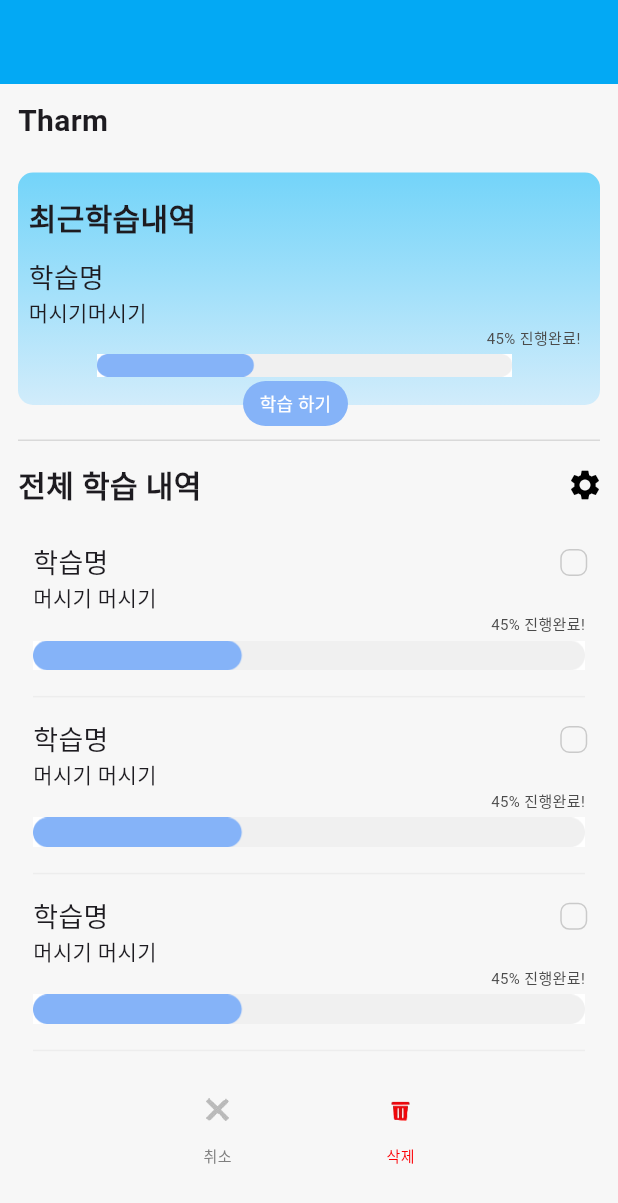
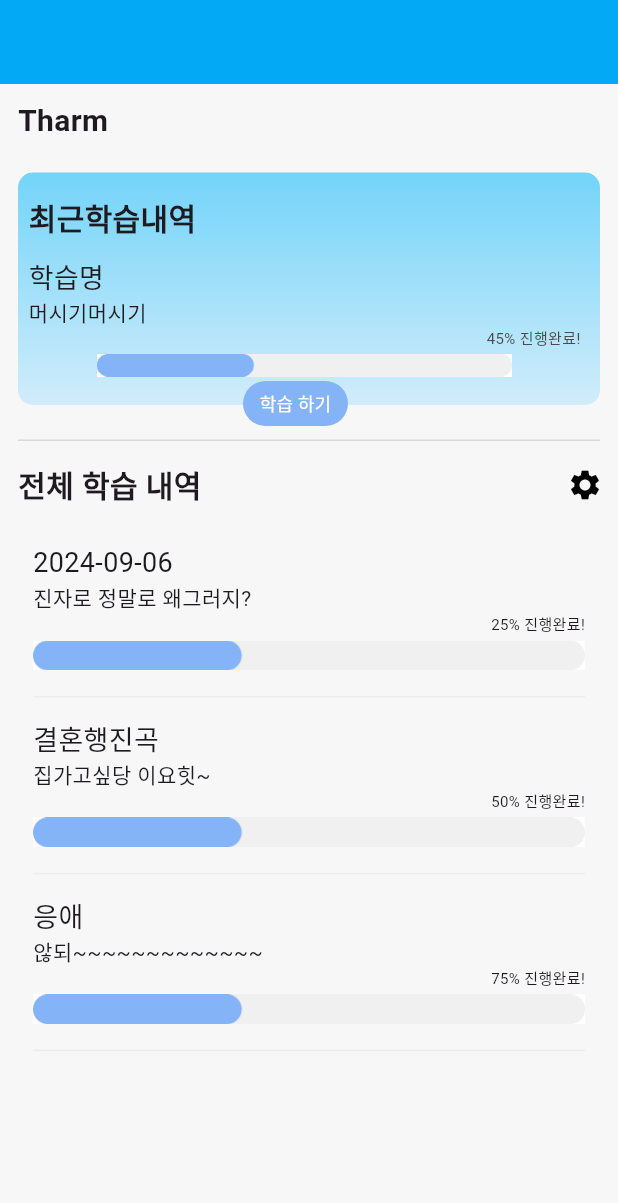
Before and after one commit to Tharm-project/tharm_front, a Flutter app: the screen it shows after launch, on a phone screen of 412 x 824 dp. Shown: the top 1203 px of the screen. Run offline on Flutter 3.47's test engine with Material 3 defaults, Android fonts, the phone set to English and light mode, and no system bars; our stand-ins replace easy_rich_text, firebase_core, get; accounts and stored records are empty.

Commit message:
데이터 값 연결

```diff
--- a/lib/controller/buttonController.dart
+++ b/lib/controller/buttonController.dart
@@ -1,8 +1,8 @@
 import 'package:get/get.dart';
 
-// 애 왜 아무런 기능이 없는데 연결되어 있지?
+// 설정 버튼 클릭 시 체크박스 보이게 해주는 애
 class ButtonController extends GetxController {
-  var isButtonVisible = true.obs;
+  var isButtonVisible = false.obs;
   // var isButtonVisible = false.obs;
   void toggleButtonVisibility() {
     isButtonVisible.value = !isButtonVisible.value;
--- a/lib/scrollview.test.dart
+++ b/lib/scrollview.test.dart
@@ -142,11 +142,11 @@ class LearningScreen extends StatelessWidget {
                       ],
                     ),
                   ),
-                  Learninghistory(),
-                  Learninghistory(),
-                  Learninghistory(),
-                  Learninghistory(),
-                  Learninghistory(),
+                  const Learninghistory(index: 0),
+                  const Learninghistory(index: 1),
+                  const Learninghistory(index: 2),
+                  // const Learninghistory(),
+                  // const Learninghistory(),
                   SizedBox(
                     width: 170,
                     child: Row(
--- a/lib/widgets/learninghistory.dart
+++ b/lib/widgets/learninghistory.dart
@@ -2,6 +2,29 @@ import 'package:flutter/material.dart';
 import 'package:get/get.dart';
 import 'package:tharmproject/controller/buttonController.dart';
 import 'package:tharmproject/controller/checkboxcheckboxController.dart';
+
+class DataController extends GetxController {
+  var itemList = [
+    {
+      "name": "2024-09-06",
+      "summery": "진자로 정말로 왜그러지?",
+      "status": 10,
+      "progress": "25% 진행완료!",
+    },
+    {
+      "name": "결혼행진곡",
+      "summery": "집가고싶당 이요힛~",
+      "status": 10,
+      "progress": "50% 진행완료!",
+    },
+    {
+      "name": "응애",
+      "summery": "않되~~~~~~~~~~~~~",
+      "status": 10,
+      "progress": "75% 진행완료!",
+    },
+  ].obs;
+}
 
 class Learninghistory extends StatelessWidget {
   final int index; // index 값을 추가
@@ -13,34 +36,37 @@ class Learninghistory extends StatelessWidget {
   Widget build(BuildContext context) {
     final ButtonController buttoncontroller = Get.put(ButtonController());
     final CheckboxController checkcontroller = Get.put(CheckboxController());
+    final DataController datacontroller = Get.put(DataController());
 
     return Container(
-      padding: EdgeInsets.fromLTRB(10, 0, 10, 0),
+      padding: const EdgeInsets.fromLTRB(10, 0, 10, 0),
       child: Column(
         children: [
           Row(
             mainAxisAlignment: MainAxisAlignment.spaceBetween,
             children: [
-              const Text(
-                '학습명',
-                style: TextStyle(
-                  fontSize: 18,
+              Obx(() {
+                return Text(datacontroller.itemList[index]['name'].toString(),
+                  style: const TextStyle(
+                    fontSize: 18
                   ),
-              ),
-              Obx((){
+                );
+              }),
+              Obx(() {
                 return Visibility(
                     visible: buttoncontroller.isButtonVisible.value,
                     child: SizedBox(
                       width: 15,
                       height: 15,
                       child: Obx(() => Checkbox(
-                        // value: checkcontroller.isChecked.value,
-                        // onChanged: checkcontroller.toggleCheckbox,
-                        value: index == 0 ? checkcontroller.firstCheck.value :
-                               index == 1 ? checkcontroller.secondCheck.value :
-                                           checkcontroller.thirdCheck.value,
+                          value: index == 0
+                              ? checkcontroller.firstCheck.value
+                              : index == 1
+                                  ? checkcontroller.secondCheck.value
+                                  : checkcontroller.thirdCheck.value,
                           onChanged: (value) {
-                          checkcontroller.toggleCheckbox(index); // index에 따라 선택
+                            checkcontroller
+                                .toggleCheckbox(index); // index에 따라 선택
                           },
                           activeColor: const Color(0xffFF0000),
                           shape: RoundedRectangleBorder(
@@ -51,30 +77,30 @@ class Learninghistory extends StatelessWidget {
                             width: 1,
                           ),
                         )),
-                  )
-                );
+                    ));
               })
             ],
           ),
-          const Align(
+          Obx(() {
+            return Align(
               alignment: Alignment.centerLeft,
-            child: Text(
-              '머시기 머시기',
-              style: TextStyle(
+              child: Text(datacontroller.itemList[index]['summery'].toString(),
+                style: const TextStyle(
                   fontSize: 14,
                 ),
               ),
-          ),
-          const Align(
+            );
+          }),
+          Obx(() {
+            return Align(
               alignment: Alignment.centerRight,
-            child: Text(
-              '45% 진행완료!',
-              style: TextStyle(
+              child: Text(datacontroller.itemList[index]['progress'].toString(),
+                style: const TextStyle(
                   fontSize: 10,
-                color: Color(0xff4B4B4B),
                 ),
               ),
-          ),
+            );
+          }),
           const Padding(padding: EdgeInsets.only(top: 3)),
           const SizedBox(
             child: Image(image: AssetImage('assets/images/graph.png')),
@@ -83,7 +109,7 @@ class Learninghistory extends StatelessWidget {
             margin: const EdgeInsets.fromLTRB(0, 17, 0, 15),
             decoration: const BoxDecoration(
                 border: Border(
-                bottom: BorderSide(color: Color.fromARGB(255, 237, 237, 237)))),
+                    bottom:BorderSide(color: Color.fromARGB(255, 237, 237, 237)))),
             // bottom: BorderSide(color: Color(0xfff2f2f2)))), // 원래
           ),
         ],
```
Lines whose indentation alone changed are shown as unchanged.
